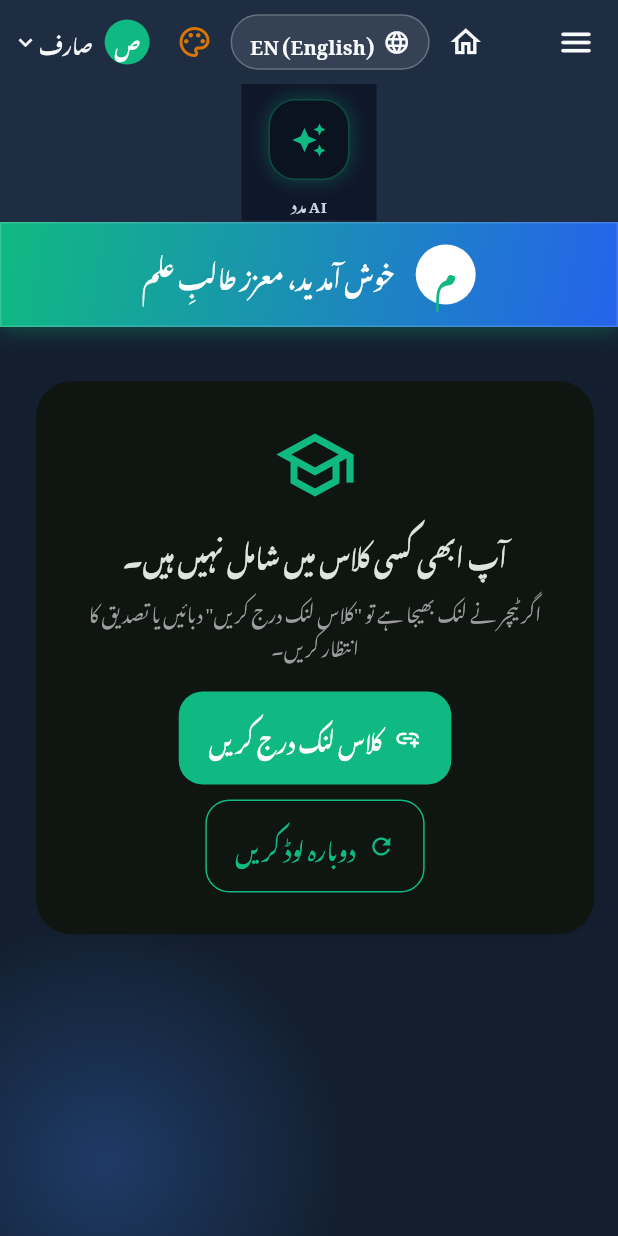
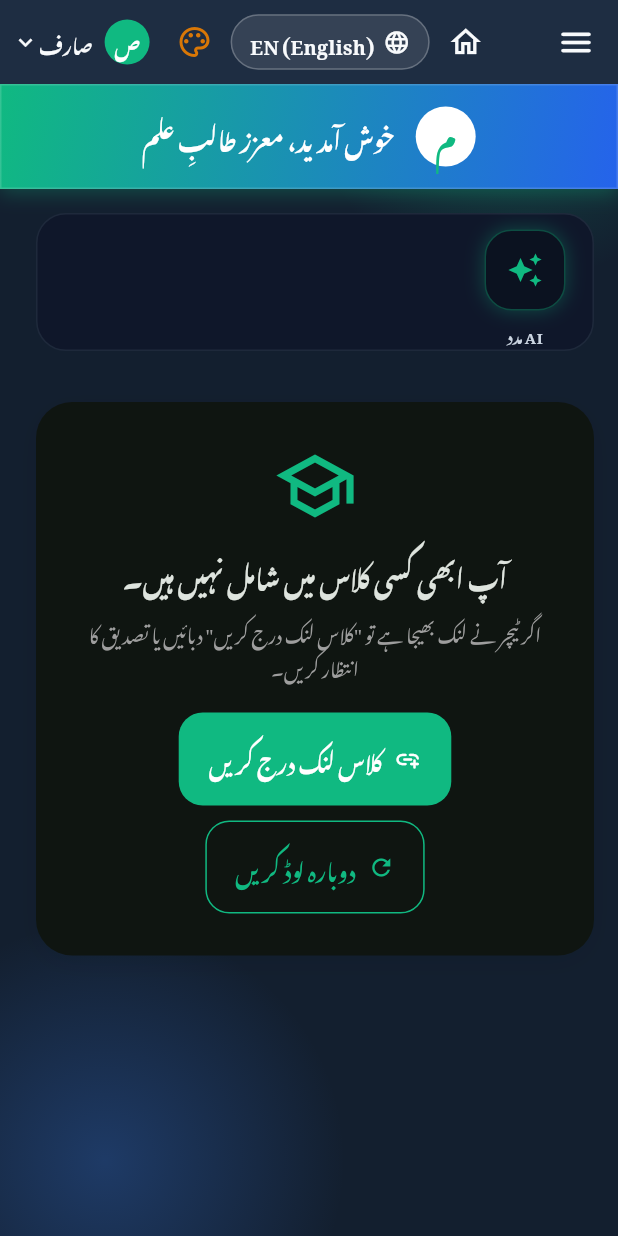
Before and after one commit to amatloob390-hub/xacadmey, a Flutter app: the screen it shows once a user with an empty profile is signed in, on a phone screen of 412 x 824 dp. Run offline on Flutter 3.47's test engine with Material 3 defaults, Android fonts, the phone set to English and light mode, and no system bars; our stand-ins replace csv, file_picker, image_picker, share_plus, shared_preferences, supabase_flutter and 1 more; missing offline and left inert: dart:js_interop; accounts and stored records are empty; network calls fail.

Commit message:
Make quick-nav icon tiles scroll with content instead of staying pinned
The icon-tile row was placed in AppBar's bottom slot, which is always
pinned — combined with the title/search/button row above it, that made
for a very tall header that stayed fixed on screen through the entire
scroll, which read as unpolished.

Moved NeonIconTileBar out of the AppBar entirely and into the top of
the scrollable dashboard body (as a bordered, rounded card like the
rest of the content) for both teacher_dashboard.dart and
student_class_list.dart. The AppBar itself is back to a normal slim
fixed title bar; the tile row now scrolls away with the page like any
other content section.

Co-Authored-By: Claude Opus 4.8 <noreply@anthropic.com>

```diff
--- a/lib/screens/student_class_list.dart
+++ b/lib/screens/student_class_list.dart
@@ -245,6 +245,7 @@ class _StudentClassListState extends State<StudentClassList> {
                         return ListView(
                           padding: const EdgeInsetsDirectional.fromSTEB(16, 16, 24, 16),
                           children: [
+                            _quickNavTileBar(goTo),
                             _emptyState(),
                           ],
                         );
@@ -355,6 +356,7 @@ class _StudentClassListState extends State<StudentClassList> {
                       return ListView(
                         padding: const EdgeInsetsDirectional.fromSTEB(16, 16, 24, 16),
                         children: [
+                          _quickNavTileBar(goTo),
                           if (featuredClass != null) ...[
                             _liveClassHero(featuredClass),
                             const SizedBox(height: 16),
@@ -419,20 +421,6 @@ class _StudentClassListState extends State<StudentClassList> {
           ),
           const SizedBox(width: 8),
         ],
-        bottom: PreferredSize(
-          preferredSize: const Size.fromHeight(92),
-          child: NeonIconTileBar(
-            tiles: [
-              NeonIconTile(
-                icon: Icons.auto_awesome,
-                label: L.t('AI مدد', 'AI Help'),
-                color: const Color(0xFF10B981),
-                selected: _pane == TeacherPane.aiChat,
-                onTap: () => _openAiOverlay('XAcademy Tutors'),
-              ),
-            ],
-          ),
-        ),
       ),
       body: isWide
           ? Container(
@@ -497,6 +485,22 @@ class _StudentClassListState extends State<StudentClassList> {
 
   /// نمایاں کرنے کیلئے ایک کلاس چنیں — پہلے کوئی لائیو/جوائن کے قابل، ورنہ
   /// جس کا وقت سب سے قریب ہو۔
+  /// فوری نیوی گیشن ٹائلز — سکرول ہونے والے مواد کا حصہ (AppBar میں نہیں)
+  /// تاکہ اسکرول کرنے پر یہ صفحے کے ساتھ اوپر چلی جائیں، ہمیشہ fix نہ رہیں۔
+  Widget _quickNavTileBar(void Function(TeacherPane, VoidCallback) goTo) {
+    return NeonIconTileBar(
+      tiles: [
+        NeonIconTile(
+          icon: Icons.auto_awesome,
+          label: L.t('AI مدد', 'AI Help'),
+          color: const Color(0xFF10B981),
+          selected: _pane == TeacherPane.aiChat,
+          onTap: () => _openAiOverlay('XAcademy Tutors'),
+        ),
+      ],
+    );
+  }
+
   StudentClass? _pickFeaturedClass(List<StudentClass> classes) {
     if (classes.isEmpty) return null;
     final joinable = classes.where((c) => c.canJoin).toList();
--- a/lib/widgets/neon_icon_tile.dart
+++ b/lib/widgets/neon_icon_tile.dart
@@ -82,13 +82,13 @@ class NeonIconTileBar extends StatelessWidget {
     final isDark = Theme.of(context).brightness == Brightness.dark;
     return Container(
       height: 92,
+      margin: const EdgeInsets.only(bottom: 14),
       padding: const EdgeInsets.symmetric(vertical: 10),
       decoration: BoxDecoration(
         color: isDark ? const Color(0xFF0F172A) : const Color(0xFFF8FAFC),
-        border: Border(
-          bottom: BorderSide(
-            color: isDark ? const Color(0xFF1E293B) : const Color(0xFFE2E8F0),
-          ),
+        borderRadius: BorderRadius.circular(20),
+        border: Border.all(
+          color: isDark ? const Color(0xFF1E293B) : const Color(0xFFE2E8F0),
         ),
       ),
       child: SingleChildScrollView(
```
Also changed, not shown: lib/screens/teacher_dashboard.dart (+81 -78 lines), 2 other files.
